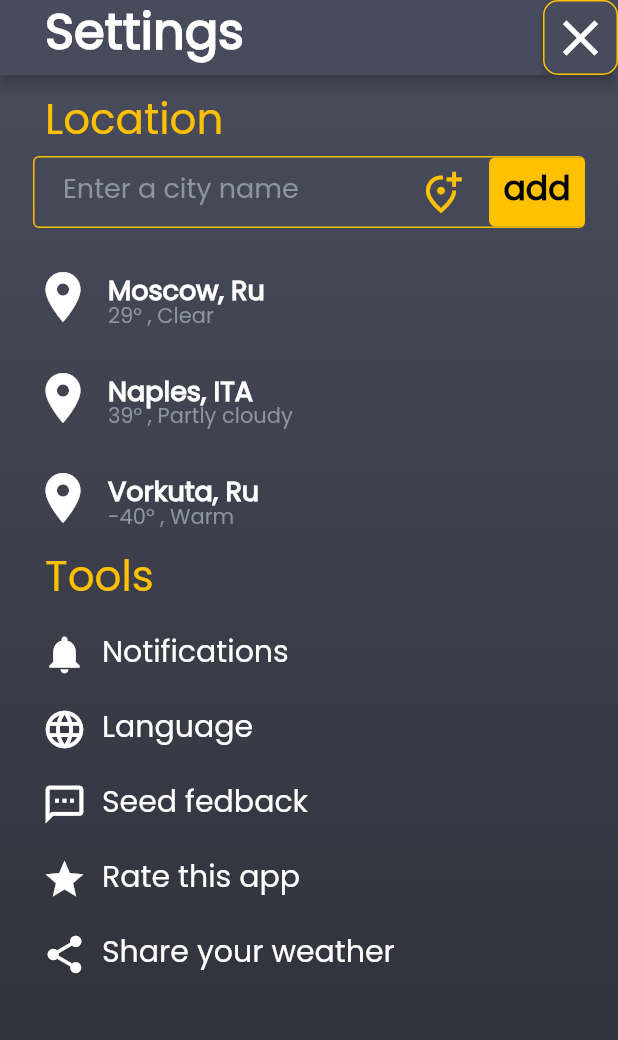
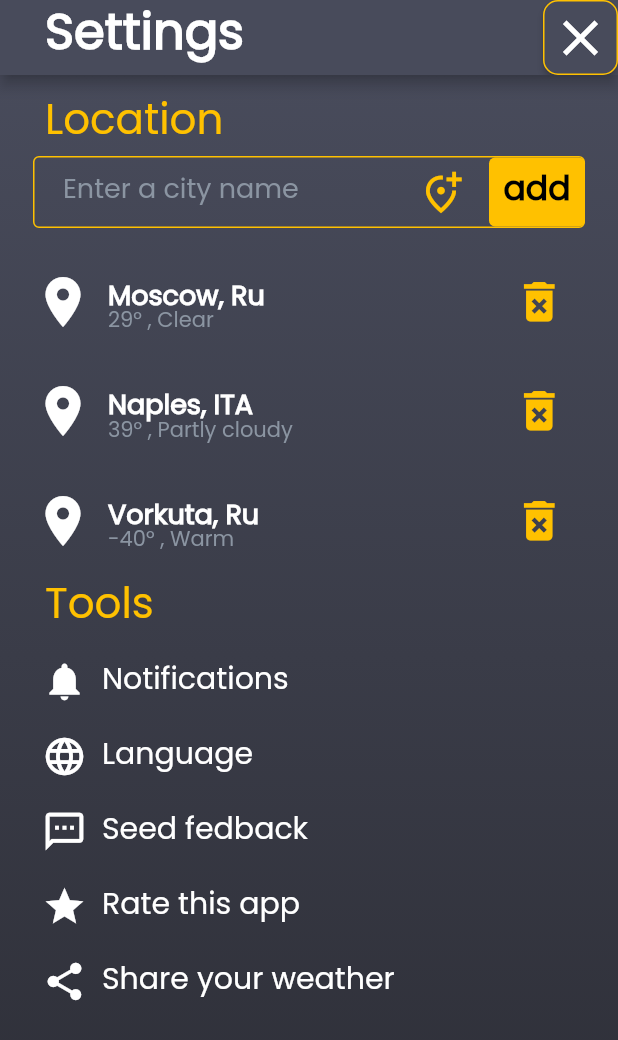
Before and after one commit to ALI-BABAI/weather_forecast_app, a Flutter app: the SettingsScreen screen opened directly, on a phone screen of 412 x 824 dp. Shown: the top 1040 px of the screen. Run offline on Flutter 3.47's test engine with Material 2 defaults, Android fonts, the phone set to English and light mode, and no system bars; our stand-ins replace simple_gradient_text.

```diff
--- a/lib/screens/settings_screen/settings_screen.dart
+++ b/lib/screens/settings_screen/settings_screen.dart
@@ -62,9 +62,9 @@ class SettingsScreen extends StatelessWidget {
               end: Alignment.bottomCenter,
             ),
           ),
-          child: ListView(children: [
+          child: ListView(children: const [
             LocationWidget(),
-            const ToolsWidget(),
+            ToolsWidget(),
           ]),
         ),
       ),
--- a/lib/screens/settings_screen/widgets/location_widget.dart
+++ b/lib/screens/settings_screen/widgets/location_widget.dart
@@ -2,6 +2,9 @@ import 'package:flutter/material.dart';
 import 'package:weather_forecast_app/theme/text.dart';
 
 import '../../../theme/colors.dart';
+
+final List<Cities> _cities = []; // global is not reccomended
+// final Set<Cities> _cities = {}; // global is not reccomended
 
 class Cities {
   final String cityName;
@@ -10,14 +13,35 @@ class Cities {
   Cities({required this.cityName, required this.cityWeather});
 }
 
-class LocationWidget extends StatelessWidget {
-  final _cities = [
+class LocationWidget extends StatefulWidget {
+  const LocationWidget({super.key});
+
+  @override
+  State<LocationWidget> createState() => _LocationWidgetState();
+}
+
+class _LocationWidgetState extends State<LocationWidget> {
+// final List<Cities> _cities = [
+//      Cities(cityName: 'Moscow, Ru', cityWeather: '29° , Clear'),
+//      Cities(cityName: 'Naples, ITA', cityWeather: '39° , Partly cloudy'),
+//      Cities(cityName: 'Vorkuta, Ru', cityWeather: '-40° , Warm'),
+// ];
+  String _userAddedCity = '';
+  // late String _userAddedCity;
+
+  @override
+  void initState() {
+    super.initState();
+
+// дебаг
+    if (_cities.isEmpty) {
+      _cities.addAll([
         Cities(cityName: 'Moscow, Ru', cityWeather: '29° , Clear'),
         Cities(cityName: 'Naples, ITA', cityWeather: '39° , Partly cloudy'),
         Cities(cityName: 'Vorkuta, Ru', cityWeather: '-40° , Warm'),
-  ];
-
-  LocationWidget({super.key});
+      ]);
+    }
+  }
 
   @override
   Widget build(BuildContext context) {
@@ -38,14 +62,25 @@ class LocationWidget extends StatelessWidget {
             // inputFormatters: [FilteringTextInputFormatter.digitsOnly],
             readOnly: false,
             autocorrect: true,
+
             keyboardAppearance: Brightness.dark,
             textCapitalization: TextCapitalization.words,
             style: poppinsRegularExtended(20, whiteColor, FontWeight.w300),
             cursorColor: Colors.cyan,
-            // событие при нажатии на кнопку клавиатуры == продолжить
             onSubmitted: (String text) {
               print('on submitted --> $text');
+              if (text.isNotEmpty) {
+                setState(() {
+                  _userAddedCity = text;
+                  _cities.add(
+                    Cities(
+                        cityName: _userAddedCity, cityWeather: 'время покажет'),
+                  );
+                });
+              }
             },
+            onChanged: (String text) => _userAddedCity = text,
+
             // стили
             decoration: InputDecoration(
               contentPadding: const EdgeInsets.only(left: 20),
@@ -72,7 +107,16 @@ class LocationWidget extends StatelessWidget {
                             MaterialStatePropertyAll(Size.fromHeight(46)),
                         backgroundColor: MaterialStatePropertyAll(orangeColor)),
                     onPressed: () {
-                      // поиск города, сборка данных по городу и добавление в список городов приложения
+                      if (_userAddedCity.isNotEmpty) {
+                        setState(() {
+                          _cities.add(
+                            Cities(
+                                cityName: _userAddedCity,
+                                cityWeather: 'время покажет'),
+                          );
+                          FocusScope.of(context).unfocus();
+                        });
+                      }
                     },
                     child: Text(
                       'add',
@@ -84,16 +128,6 @@ class LocationWidget extends StatelessWidget {
                   ),
                 ],
               ),
-/*               suffixIcon: TextButton(
-                  style: const ButtonStyle(
-                    fixedSize: MaterialStatePropertyAll(Size.fromHeight(45)),
-                  ),
-                  onPressed: () {},
-                  child: const Icon(
-                    Icons.add_location_alt_outlined,
-                    color: orangeColor,
-                    size: 30,
-                  )), */
               focusedBorder: const OutlineInputBorder(
                 borderSide: BorderSide(color: orangeColor),
               ),
@@ -107,7 +141,21 @@ class LocationWidget extends StatelessWidget {
             shrinkWrap: true,
             itemBuilder: (context, index) {
               final city = _cities[index];
-              return InfoPerCity(currentCity: city);
+              return Dismissible(
+                // a dismissed Dissmissible widget is still part of the three
+                // key: Key(city.toString()), // не работает
+                // key: Key(city.cityName),   // работает
+                key: UniqueKey(),
+                child: InfoPerCity(
+                  currentCity: city,
+                  indexToDelete: index,
+                ),
+                onDismissed: (direction) {
+                  setState(() {
+                    _cities.removeAt(index);
+                  });
+                },
+              );
             },
           ),
         ],
@@ -118,8 +166,10 @@ class LocationWidget extends StatelessWidget {
 
 class InfoPerCity extends StatelessWidget {
   final Cities currentCity;
+  final int indexToDelete;
 
-  const InfoPerCity({super.key, required this.currentCity});
+  const InfoPerCity(
+      {super.key, required this.currentCity, required this.indexToDelete});
 
   @override
   Widget build(BuildContext context) {
@@ -127,7 +177,9 @@ class InfoPerCity extends StatelessWidget {
       children: [
         const SizedBox(height: 25),
         Row(
-          mainAxisAlignment: MainAxisAlignment.start,
+          mainAxisAlignment: MainAxisAlignment.spaceBetween,
+          children: [
+            Row(
               children: [
                 const Icon(
                   Icons.location_on,
@@ -141,15 +193,32 @@ class InfoPerCity extends StatelessWidget {
                     const SizedBox(height: 10),
                     Text(
                       currentCity.cityName,
-                  style:
-                      poppinsRegularExtended(18, whiteColor, FontWeight.w600),
+                      style: poppinsRegularExtended(
+                          18, whiteColor, FontWeight.w600),
                     ),
                     Text(
                       currentCity.cityWeather,
-                  style: poppinsRegularExtended(14, grayColor, FontWeight.w500),
+                      style: poppinsRegularExtended(
+                          14, grayColor, FontWeight.w500),
                     ),
                   ],
-            )
+                ),
+              ],
+            ),
+            // Удаление происходит из списка, но нужно перезапустить экран
+            // нужно в обработчик нажатия добавить setState, но это недоступно...
+            OutlinedButton(
+                onPressed: () {
+                  _cities.removeAt(indexToDelete);
+                },
+                style: const ButtonStyle(
+                    fixedSize: MaterialStatePropertyAll(Size(30, 30)),
+                    side: MaterialStatePropertyAll(BorderSide.none)),
+                child: const Icon(
+                  Icons.delete_forever,
+                  color: orangeColor,
+                  size: 35,
+                ))
           ],
         ),
       ],
```
Lines whose indentation alone changed are shown as unchanged.
